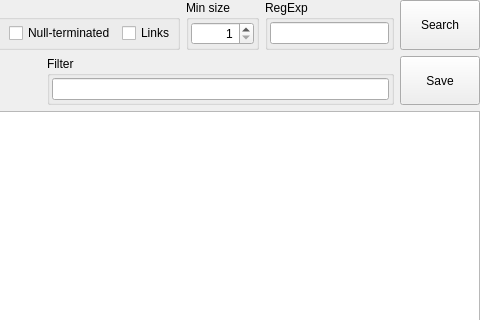
horsicq/FormatWidgets, file SearchStrings/searchstringswidget.ui: the form before one commit; both pictures show x 437 to 917 and y 0 to 320 of the 917 by 457 pixel window.
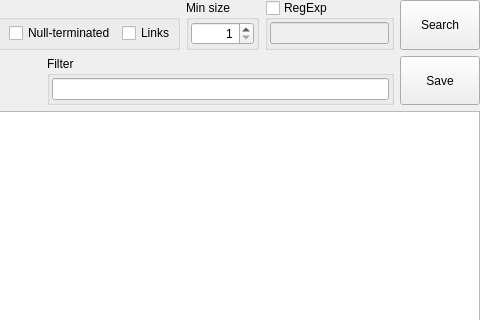
The form after the commit.

Diff of the .ui file:
```diff
--- a/SearchStrings/searchstringswidget.ui
+++ b/SearchStrings/searchstringswidget.ui
@@ -156,6 +156,12 @@
        <property name="title">
         <string notr="true">RegExp</string>
        </property>
+       <property name="checkable">
+        <bool>true</bool>
+       </property>
+       <property name="checked">
+        <bool>false</bool>
+       </property>
        <layout class="QVBoxLayout" name="verticalLayout_4">
         <property name="leftMargin">
          <number>2</number>
```
Left out of the diff: 2 changed lines with no effect on the pictures.
